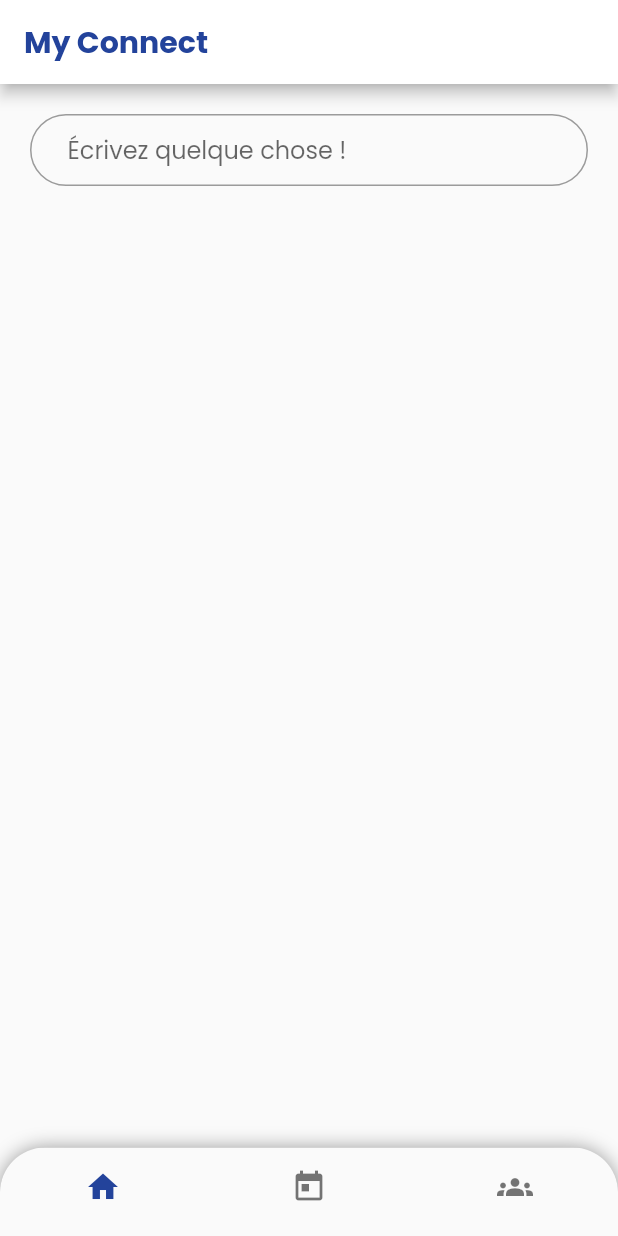
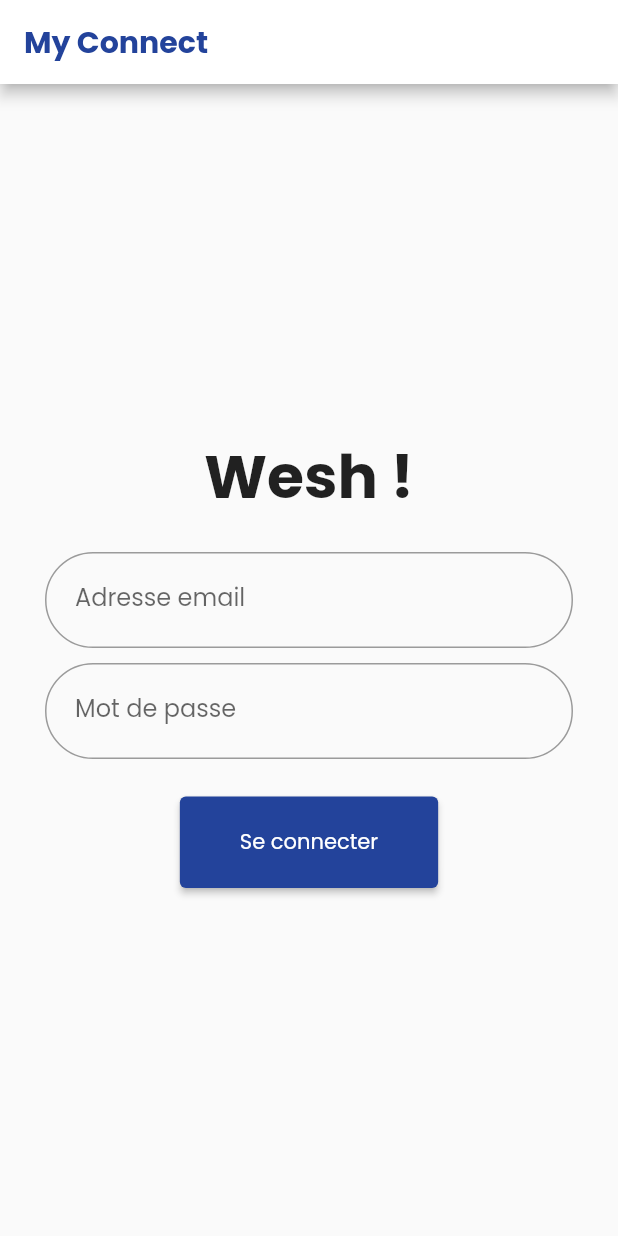
Before and after one commit to MolletSimon/my-econnect-mobile, a Flutter app: the screen it shows after launch, on a phone screen of 412 x 824 dp. Run offline on Flutter 3.47's test engine with Material 2 defaults, Android fonts, the phone set to English and light mode, and no system bars; our stand-ins replace shared_preferences.

Commit message:
login page

```diff
--- a/lib/main.dart
+++ b/lib/main.dart
@@ -1,5 +1,6 @@
 import 'package:flutter/material.dart';
 import 'package:my_econnect/pages/homePage.dart';
+import 'package:my_econnect/pages/loginPage.dart';
 
 void main() {
   runApp(MyApp());
@@ -59,7 +60,7 @@ class _MyHomePageState extends State<MyHomePage> {
         centerTitle: false,
       ),
       body:
-          HomePage(), // This trailing comma makes auto-formatting nicer for build methods.
+          LoginPage(), // This trailing comma makes auto-formatting nicer for build methods.
     );
   }
 }
--- /dev/null
+++ b/lib/models/api.dart
@@ -0,0 +1,18 @@
+import 'dart:convert';
+
+import 'package:http/http.dart' as http;
+import 'package:shared_preferences/shared_preferences.dart';
+
+class Api {
+  // final String baseURL = "http://localhost:3000/api";
+  final String baseURL = "http://localhost:3000";
+  dynamic header = {
+    'Content-Type': 'application/json',
+    'Authorization': 'Bearer',
+  };
+
+  Future<String> getPosts() async {
+    http.post(Uri.parse(baseURL + '/post/get')).then((value) => print(value));
+    return "salut";
+  }
+}
--- a/lib/pages/feedPage.dart
+++ b/lib/pages/feedPage.dart
@@ -1,4 +1,5 @@
 import 'package:flutter/material.dart';
+import 'package:my_econnect/models/api.dart';
 
 class FeedPage extends StatefulWidget {
   FeedPage({Key? key}) : super(key: key);
@@ -8,6 +9,13 @@ class FeedPage extends StatefulWidget {
 }
 
 class _FeedPageState extends State<FeedPage> {
+  @override
+  void initState() {
+    // TODO: implement initState
+    super.initState();
+    Api().getPosts();
+  }
+
   Container _inputPost() {
     return Container(
       margin: EdgeInsets.fromLTRB(20, 20, 20, 20),
--- /dev/null
+++ b/lib/pages/loginPage.dart
@@ -0,0 +1,94 @@
+import 'package:flutter/cupertino.dart';
+import 'package:flutter/material.dart';
+
+class LoginPage extends StatefulWidget {
+  LoginPage({Key? key}) : super(key: key);
+
+  @override
+  _LoginPageState createState() => _LoginPageState();
+}
+
+class _LoginPageState extends State<LoginPage> {
+  Container _email() {
+    return Container(
+      margin: EdgeInsets.only(bottom: 10),
+      child: TextField(
+        decoration: InputDecoration(
+          hintText: 'Veuillez saisir votre identifiant',
+          labelText: "Adresse email",
+          contentPadding: EdgeInsets.all(20),
+          border: OutlineInputBorder(
+            borderRadius: BorderRadius.circular(200),
+          ),
+        ),
+      ),
+    );
+  }
+
+  Container _title() {
+    return Container(
+      margin: EdgeInsets.only(bottom: 20),
+      child: Text(
+        "Wesh !",
+        style: TextStyle(
+          fontWeight: FontWeight.bold,
+          fontSize: 40,
+        ),
+      ),
+    );
+  }
+
+  Container _password() {
+    return Container(
+      margin: EdgeInsets.only(bottom: 10),
+      child: TextField(
+        obscureText: true,
+        enableSuggestions: false,
+        autocorrect: false,
+        decoration: InputDecoration(
+          hintText: 'Saisissez votre mot de passe !',
+          labelText: "Mot de passe",
+          contentPadding: EdgeInsets.all(20),
+          border: OutlineInputBorder(
+            borderRadius: BorderRadius.circular(200),
+          ),
+        ),
+      ),
+    );
+  }
+
+  Container _loginButton() {
+    return Container(
+      margin: EdgeInsets.only(top: 15),
+      child: ElevatedButton(
+        style: ButtonStyle(
+          padding:
+              MaterialStateProperty.all(EdgeInsets.fromLTRB(40, 20, 40, 20)),
+        ),
+        child: Text("Se connecter"),
+        onPressed: () => {
+          print('touch'),
+        },
+      ),
+    );
+  }
+
+  @override
+  Widget build(BuildContext context) {
+    return Container(
+      margin: EdgeInsets.only(left: 30, right: 30),
+      child: SizedBox.expand(
+        child: Column(
+          mainAxisAlignment: MainAxisAlignment.center,
+          crossAxisAlignment: CrossAxisAlignment.center,
+          children: [
+            _title(),
+            _email(),
+            _password(),
+            _loginButton(),
+          ],
+        ),
+      ),
+    );
+  }
+}
--- a/pubspec.yaml
+++ b/pubspec.yaml
@@ -27,6 +27,8 @@ dependencies:
   # The following adds the Cupertino Icons font to your application.
   # Use with the CupertinoIcons class for iOS style icons.
   cupertino_icons: ^1.0.2
+  shared_preferences: ^2.0.7
+  http: ^0.13.3
 
 dev_dependencies:
   flutter_test:
```
Also changed, not shown: pubspec.lock, 3 other files.
